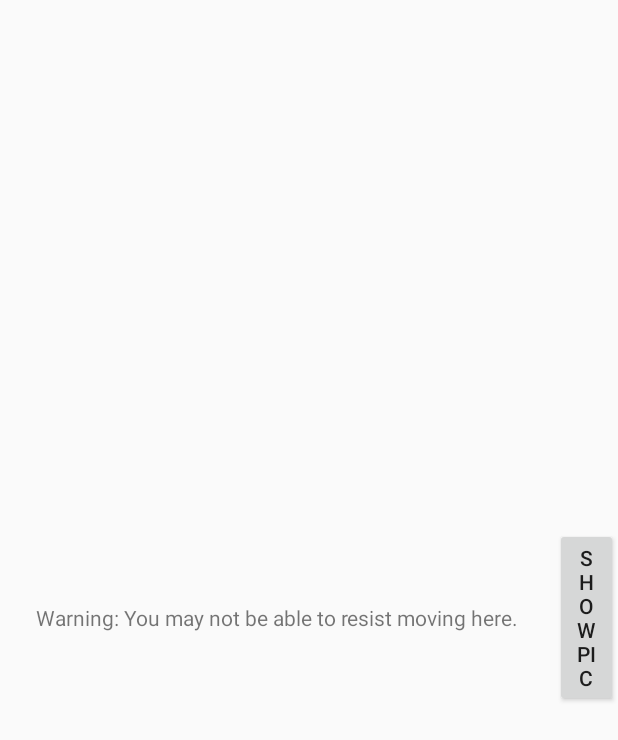
After one commit to KateCatlin/BookYourFlight, an Android app: the layout more_motivation.xml on its own in the app's theme, with its tools: preview values and no code run, on a phone screen of 412 x 824 dp. The commit adds this screen. Shown: the top 740 px of the screen. Run offline under Robolectric (Android 15) with nearby library versions, the phone set to English and light mode, and no system bars.

Commit message:
adding pic XML

```diff
--- /dev/null
+++ b/app/src/main/res/layout/more_motivation.xml
@@ -0,0 +1,27 @@
+<?xml version="1.0" encoding="utf-8"?>
+<LinearLayout xmlns:android="http://schemas.android.com/apk/res/android"
+    android:layout_width="match_parent"
+    android:layout_height="match_parent"
+    android:gravity="center"
+    >
+
+    <TextView
+        android:layout_width="wrap_content"
+        android:layout_height="wrap_content"
+        android:padding="24dp"
+        android:text="@string/warning_text"
+        />
+
+    <TextView
+        android:id="@+id/answerTextView"
+        android:layout_width="wrap_content"
+        android:layout_height="wrap_content" />
+
+    <Button
+        android:id="@+id/showPicButton"
+        android:layout_width="wrap_content"
+        android:layout_height="wrap_content"
+        android:text="@string/show_pic_button"
+        />
+
+</LinearLayout>
--- a/app/src/main/res/values/strings.xml
+++ b/app/src/main/res/values/strings.xml
@@ -6,6 +6,8 @@
     <string name="correct_toast">Correct!</string>
     <string name="incorrect_toast">Incorrect!</string>
     <string name="next_button">Next Question</string>
+    <string name="warning_text">Warning: You may not be able to resist moving here.</string>
+    <string name="show_pic_button">Show Pic</string>
 
     <string name="question_GCC"> Go Code CO is going to be mega-fun </string>
     <string name="question_weather">Detroit is warmer than Denver right now</string>
```
